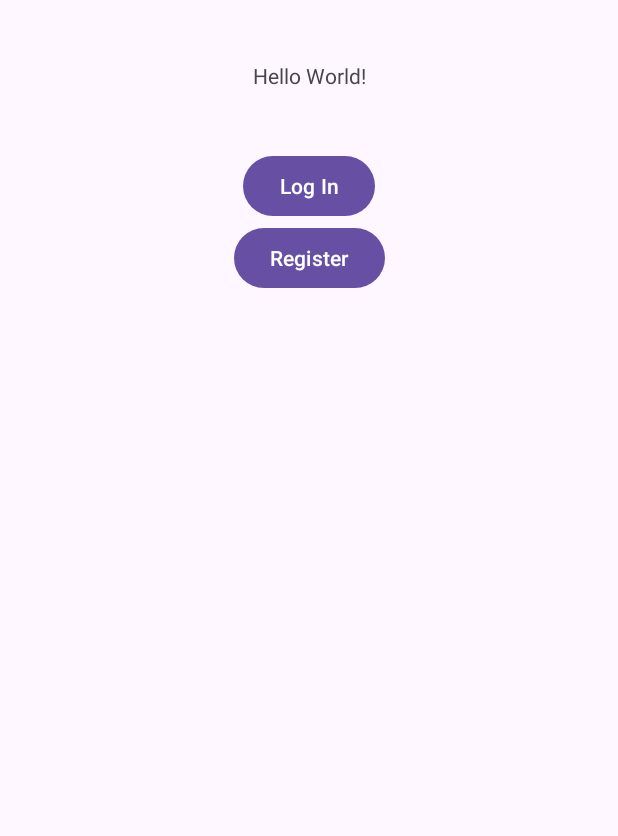
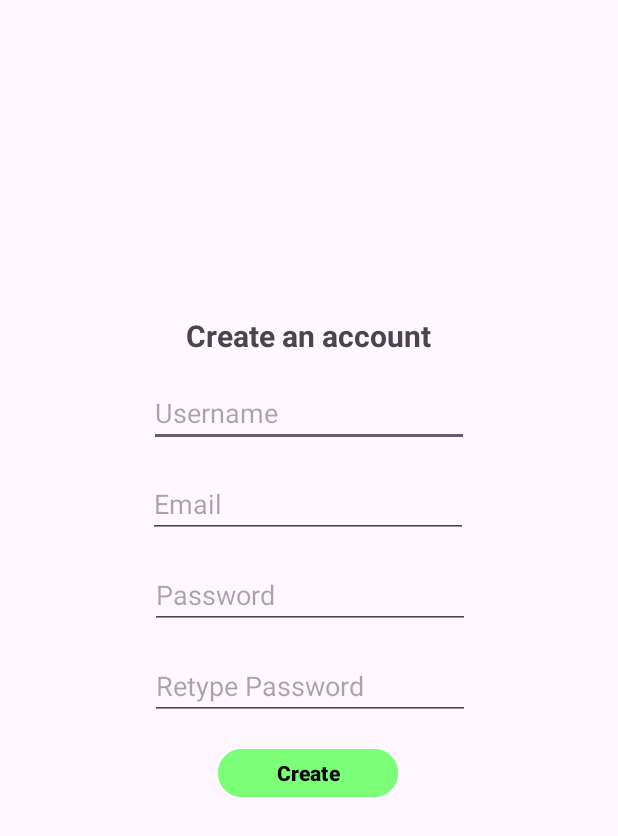
Before and after one commit to yodreik/android, an Android app: the screen it shows after launch (MainActivity before the commit, RegisterActivity after it), after a tap on "Register", on a phone screen of 412 x 824 dp. Shown: the top 836 px of the screen. Run offline under Robolectric (Android 15) with nearby library versions, the phone set to English and light mode, and no system bars.

Commit message:
chore: Add register activity. Update colors

```diff
--- a/app/src/main/java/com/example/yodreik/MainActivity.java
+++ b/app/src/main/java/com/example/yodreik/MainActivity.java
@@ -30,6 +30,6 @@ public class MainActivity extends AppCompatActivity {
     }
 
     public void registerButtonOnClick(View view) {
-        Toast.makeText(getApplicationContext(), "Not Implemented", Toast.LENGTH_SHORT).show();
+        startActivity(new Intent(MainActivity.this, RegisterActivity.class));
     }
 }
--- a/app/src/main/java/com/example/yodreik/RegisterActivity.java
+++ b/app/src/main/java/com/example/yodreik/RegisterActivity.java
@@ -2,6 +2,8 @@ package com.example.yodreik;
 
 import android.os.Bundle;
 
+import android.view.View;
+import android.widget.Toast;
 import androidx.activity.EdgeToEdge;
 import androidx.appcompat.app.AppCompatActivity;
 import androidx.core.graphics.Insets;
@@ -21,4 +23,8 @@ public class RegisterActivity extends AppCompatActivity {
             return insets;
         });
     }
+
+    public void createButtonOnClick(View view) {
+        Toast.makeText(getApplicationContext(), "Not Implemented", Toast.LENGTH_SHORT).show();
+    }
 }
--- a/app/src/main/res/layout/activity_login.xml
+++ b/app/src/main/res/layout/activity_login.xml
@@ -15,7 +15,7 @@
             app:layout_constraintStart_toStartOf="parent" app:layout_constraintEnd_toEndOf="parent"
             app:layout_constraintHorizontal_bias="0.498" app:layout_constraintTop_toTopOf="parent"
             android:textSize="20sp"
-            android:layout_marginTop="232dp"/>
+            android:layout_marginTop="232dp" android:textStyle="bold"/>
     <EditText
             android:layout_width="wrap_content"
             android:layout_height="wrap_content"
@@ -40,18 +40,19 @@
             android:layout_height="40dp" android:id="@+id/button"
             app:layout_constraintStart_toStartOf="parent" app:layout_constraintEnd_toEndOf="parent"
             app:layout_constraintTop_toBottomOf="@+id/editTextTextPassword" android:layout_marginTop="15dp"
-            android:onClick="loginButtonOnClick"/>
+            android:onClick="loginButtonOnClick" android:textColor="@color/black" android:backgroundTint="@color/accent"
+    />
     <TextView
             android:text="Don't have an account?"
             android:layout_width="wrap_content"
             android:layout_height="wrap_content" android:id="@+id/textView2"
-            app:layout_constraintStart_toStartOf="parent" android:layout_marginStart="113dp"
-            app:layout_constraintTop_toBottomOf="@+id/button" android:layout_marginTop="15dp"/>
+            app:layout_constraintStart_toStartOf="parent" android:layout_marginStart="148dp"
+            app:layout_constraintTop_toBottomOf="@+id/button" android:layout_marginTop="12dp"/>
     <TextView
             android:text="Create"
             android:layout_width="wrap_content"
             android:layout_height="wrap_content" android:id="@+id/textView3"
             android:textColor="#2196F3" app:layout_constraintStart_toEndOf="@+id/textView2"
-            android:layout_marginStart="8dp" app:layout_constraintTop_toBottomOf="@+id/button"
-            android:layout_marginTop="15dp"/>
+            android:layout_marginStart="12dp" app:layout_constraintTop_toBottomOf="@+id/button"
+            android:layout_marginTop="12dp"/>
 </androidx.constraintlayout.widget.ConstraintLayout>
--- a/app/src/main/res/layout/activity_main.xml
+++ b/app/src/main/res/layout/activity_main.xml
@@ -10,7 +10,7 @@
     <TextView
             android:layout_width="wrap_content"
             android:layout_height="wrap_content"
-            android:text="Hello World!"
+            android:text="yodreik - Fitness Duck"
             app:layout_constraintStart_toStartOf="parent"
             app:layout_constraintEnd_toEndOf="parent"
             app:layout_constraintTop_toTopOf="parent" app:layout_constraintBottom_toTopOf="@+id/login_button"/>
@@ -20,12 +20,14 @@
             android:layout_height="wrap_content" android:id="@+id/login_button"
             app:layout_constraintStart_toStartOf="parent" app:layout_constraintEnd_toEndOf="parent"
             app:layout_constraintTop_toTopOf="parent" android:layout_marginTop="100dp"
-            android:onClick="loginButtonOnClick"/>
+            android:onClick="loginButtonOnClick" android:backgroundTint="@color/accent" android:textStyle="bold"
+            android:textColor="@color/black"/>
     <Button
             android:text="Register"
             android:layout_width="wrap_content"
             android:layout_height="wrap_content" android:id="@+id/register_button"
             app:layout_constraintTop_toBottomOf="@+id/login_button" app:layout_constraintStart_toStartOf="parent"
-            app:layout_constraintEnd_toEndOf="parent" android:onClick="registerButtonOnClick"/>
+            app:layout_constraintEnd_toEndOf="parent" android:onClick="registerButtonOnClick"
+            android:backgroundTint="@color/accent" android:textStyle="bold" android:textColor="@color/black"/>
 
 </androidx.constraintlayout.widget.ConstraintLayout>
--- a/app/src/main/res/layout/activity_register.xml
+++ b/app/src/main/res/layout/activity_register.xml
@@ -7,5 +7,62 @@
         android:layout_width="match_parent"
         android:layout_height="match_parent"
         tools:context=".RegisterActivity">
+    <TextView
+            android:text="Create an account"
+            android:layout_width="wrap_content"
+            android:layout_height="wrap_content" android:id="@+id/login_title"
+            app:layout_constraintStart_toStartOf="parent" app:layout_constraintEnd_toEndOf="parent"
+            app:layout_constraintHorizontal_bias="0.498" app:layout_constraintTop_toTopOf="parent"
+            android:textSize="20sp"
+            android:layout_marginTop="210dp" android:textStyle="bold"/>
 
+    <Button
+            android:text="Create"
+            android:layout_width="120dp"
+            android:layout_height="40dp" android:id="@+id/button"
+            app:layout_constraintStart_toStartOf="parent" app:layout_constraintEnd_toEndOf="parent"
+            android:onClick="createButtonOnClick"
+            app:layout_constraintTop_toBottomOf="@+id/editTextText4" android:layout_marginTop="15dp"
+            app:layout_constraintHorizontal_bias="0.498"
+            android:backgroundTint="@color/accent" android:textStyle="bold" android:textColor="@color/black"/>
+    <EditText
+            android:layout_width="wrap_content"
+            android:layout_height="wrap_content"
+            android:inputType="text"
+            android:ems="10"
+            android:id="@+id/editTextText"
+            app:layout_constraintStart_toStartOf="parent" app:layout_constraintEnd_toEndOf="parent"
+            app:layout_constraintTop_toBottomOf="@+id/login_title" android:layout_marginTop="15dp"
+            android:hint="Username"/>
+    <EditText
+            android:layout_width="wrap_content"
+            android:layout_height="wrap_content"
+            android:inputType="text"
+            android:ems="10"
+            android:id="@+id/editTextText2"
+            app:layout_constraintStart_toStartOf="parent" app:layout_constraintEnd_toEndOf="parent"
+            app:layout_constraintTop_toBottomOf="@+id/editTextText"
+            app:layout_constraintHorizontal_bias="0.497" android:layout_marginTop="15dp" android:hint="Email"/>
+    <EditText
+            android:layout_width="wrap_content"
+            android:layout_height="wrap_content"
+            android:inputType="text"
+            android:ems="10"
+            android:id="@+id/editTextText3"
+            app:layout_constraintStart_toStartOf="parent" app:layout_constraintEnd_toEndOf="parent"
+            app:layout_constraintTop_toBottomOf="@+id/editTextText2"
+            app:layout_constraintHorizontal_bias="0.502" android:layout_marginTop="15dp" android:hint="Password"/>
+    <EditText
+            android:layout_width="wrap_content"
+            android:layout_height="wrap_content"
+            android:inputType="text"
+            android:ems="10"
+            android:id="@+id/editTextText4"
+            app:layout_constraintStart_toStartOf="parent" app:layout_constraintEnd_toEndOf="parent"
+            app:layout_constraintTop_toBottomOf="@+id/editTextText3"
+            app:layout_constraintHorizontal_bias="0.502" android:layout_marginTop="15dp"
+            android:hint="Retype Password"/>
+    <![CDATA[
+    >
+]]>
 </androidx.constraintlayout.widget.ConstraintLayout>
--- a/app/src/main/res/values/colors.xml
+++ b/app/src/main/res/values/colors.xml
@@ -1,5 +1,6 @@
 <?xml version="1.0" encoding="utf-8"?>
 <resources>
-    <color name="black">#FF000000</color>
-    <color name="white">#FFFFFFFF</color>
+    <color name="black">#09090B</color>
+    <color name="white">#FAFAFA</color>
+    <color name="accent">#7BFF78</color>
 </resources>
--- a/build.gradle
+++ b/build.gradle
@@ -1,4 +1,4 @@
 // Top-level build file where you can add configuration options common to all sub-projects/modules.
 plugins {
-alias(libs.plugins.android.application) apply false
+    alias(libs.plugins.android.application) apply false
 }
```
